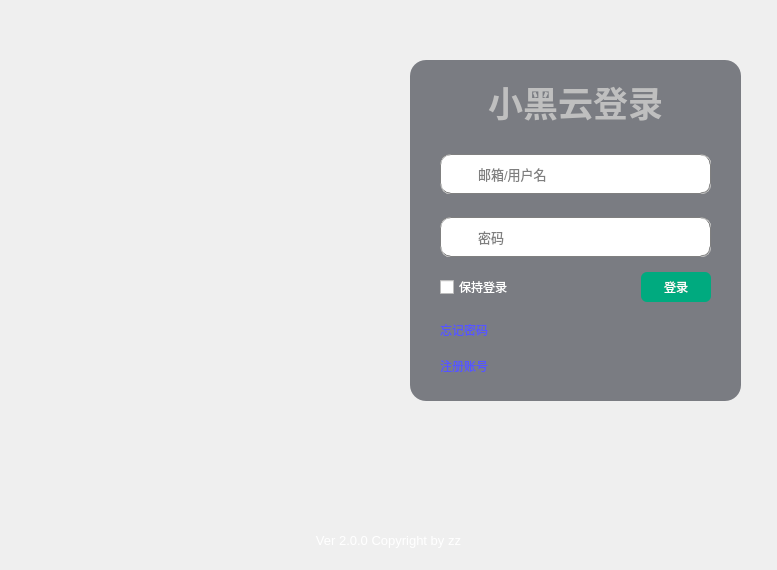
Before: the Qt Designer form ui/Login.ui in aibotez/SBCClientV2, drawn with Qt 5.
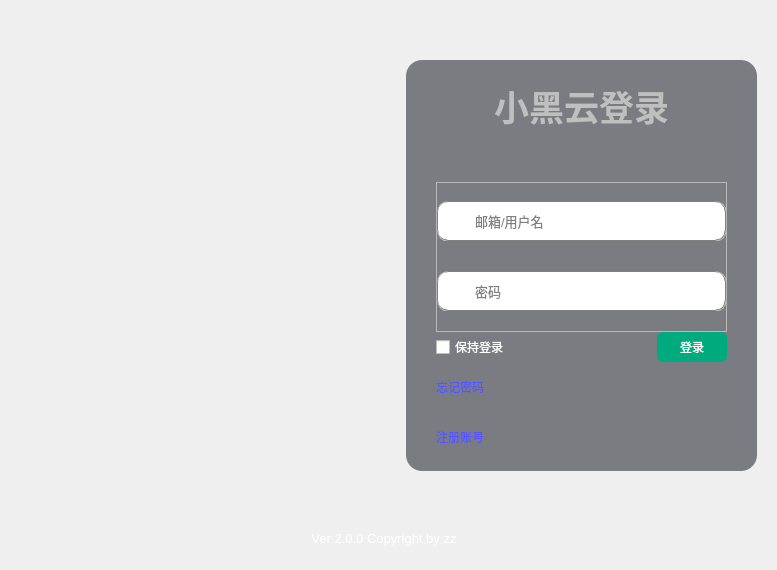
After: the same form once the commit is applied. Icons and pictures are not drawn.

What changed in the file:
```diff
--- a/ui/Login.ui
+++ b/ui/Login.ui
@@ -21,15 +21,28 @@
 	border-image:url(login.jpg)
 }</string>
   </property>
+  <layout class="QGridLayout" name="gridLayout" rowstretch="10,1,1" columnstretch="10,9">
+   <property name="topMargin">
+    <number>60</number>
+   </property>
+   <property name="rightMargin">
+    <number>20</number>
+   </property>
+   <item row="0" column="0">
+    <spacer name="horizontalSpacer">
+     <property name="orientation">
+      <enum>Qt::Horizontal</enum>
+     </property>
+     <property name="sizeHint" stdset="0">
+      <size>
+       <width>388</width>
+       <height>20</height>
+      </size>
+     </property>
+    </spacer>
+   </item>
+   <item row="0" column="1">
   <widget class="QFrame" name="frame">
-   <property name="geometry">
-    <rect>
-     <x>410</x>
-     <y>60</y>
-     <width>331</width>
-     <height>341</height>
-    </rect>
-   </property>
    <property name="styleSheet">
     <string notr="true">#frame{
 	background:rgba(5,9,20,0.5);
@@ -47,15 +60,15 @@
    <property name="frameShadow">
     <enum>QFrame::Raised</enum>
    </property>
-   <layout class="QVBoxLayout" name="verticalLayout" stretch="1,1,5,2,5,1,5,1,2">
+     <layout class="QVBoxLayout" name="verticalLayout_2" stretch="1,1,3,1,1,1">
     <property name="spacing">
-     <number>6</number>
+       <number>0</number>
     </property>
     <property name="leftMargin">
      <number>30</number>
     </property>
     <property name="topMargin">
-     <number>16</number>
+       <number>20</number>
     </property>
     <property name="rightMargin">
      <number>30</number>
@@ -107,6 +120,35 @@
      </widget>
     </item>
     <item>
+       <widget class="QFrame" name="frame_4">
+        <property name="styleSheet">
+         <string notr="true">#frame_4 QLabel{
+	color:#ffffff;
+}</string>
+        </property>
+        <property name="frameShape">
+         <enum>QFrame::StyledPanel</enum>
+        </property>
+        <property name="frameShadow">
+         <enum>QFrame::Raised</enum>
+        </property>
+        <layout class="QVBoxLayout" name="verticalLayout">
+         <property name="spacing">
+          <number>12</number>
+         </property>
+         <property name="leftMargin">
+          <number>0</number>
+         </property>
+         <property name="topMargin">
+          <number>0</number>
+         </property>
+         <property name="rightMargin">
+          <number>0</number>
+         </property>
+         <property name="bottomMargin">
+          <number>0</number>
+         </property>
+         <item>
      <widget class="QFrame" name="frame_2">
       <property name="maximumSize">
        <size>
@@ -169,19 +211,6 @@
       </layout>
      </widget>
     </item>
-    <item>
-     <spacer name="verticalSpacer">
-      <property name="orientation">
-       <enum>Qt::Vertical</enum>
-      </property>
-      <property name="sizeHint" stdset="0">
-       <size>
-        <width>20</width>
-        <height>40</height>
-       </size>
-      </property>
-     </spacer>
-    </item>
     <item>
      <widget class="QFrame" name="frame_3">
       <property name="maximumSize">
@@ -243,13 +272,16 @@
       </layout>
      </widget>
     </item>
+        </layout>
+       </widget>
+      </item>
     <item>
      <layout class="QHBoxLayout" name="horizontalLayout_3" stretch="10,3">
       <property name="spacing">
        <number>0</number>
       </property>
       <property name="topMargin">
-       <number>9</number>
+         <number>0</number>
       </property>
       <item>
        <widget class="QCheckBox" name="checkBox">
@@ -318,30 +350,24 @@
       </property>
      </widget>
     </item>
-    <item>
-     <spacer name="verticalSpacer_2">
+     </layout>
+    </widget>
+   </item>
+   <item row="1" column="1">
+    <spacer name="verticalSpacer">
       <property name="orientation">
        <enum>Qt::Vertical</enum>
       </property>
       <property name="sizeHint" stdset="0">
        <size>
         <width>20</width>
-        <height>40</height>
+       <height>37</height>
        </size>
       </property>
      </spacer>
     </item>
-   </layout>
-  </widget>
+   <item row="2" column="0" colspan="2">
   <widget class="QLabel" name="label_7">
-   <property name="geometry">
-    <rect>
-     <x>13</x>
-     <y>530</y>
-     <width>751</width>
-     <height>20</height>
-    </rect>
-   </property>
    <property name="font">
     <font>
      <pointsize>10</pointsize>
@@ -359,6 +385,8 @@
     <set>Qt::AlignCenter</set>
    </property>
   </widget>
+   </item>
+  </layout>
  </widget>
  <resources/>
  <connections/>
```
Lines whose indentation alone changed are shown as unchanged.
